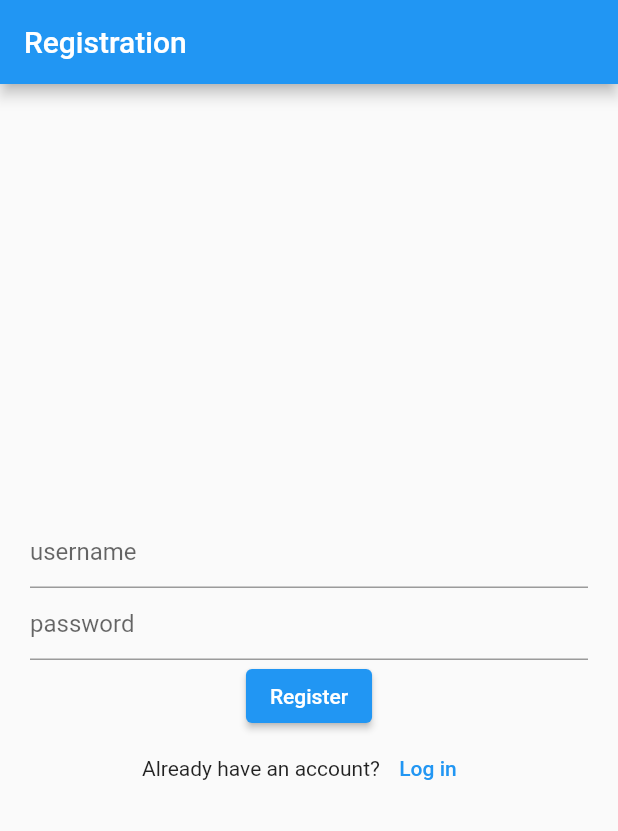
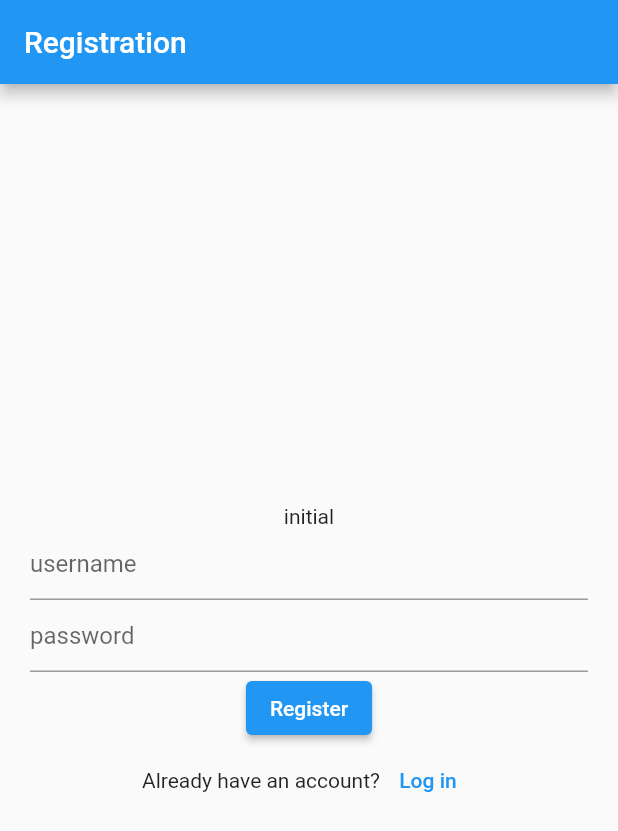
Before and after one commit to filiphrstic/dreamtask, a Flutter app: the screen it shows after launch, after a tap on "Log in", after a tap on "Register", on a phone screen of 412 x 824 dp. Shown: the top 831 px of the screen. Run offline on Flutter 3.47's test engine with Material 2 defaults, Android fonts, the phone set to English and light mode, and no system bars; our stand-ins replace bloc, dio, flutter_bloc; generated files the repository leaves out were written again; network calls fail.

Commit message:
feat - login and signup api calls

```diff
--- a/dreamtask/lib/src/login/bloc/login_bloc.dart
+++ b/dreamtask/lib/src/login/bloc/login_bloc.dart
@@ -34,12 +34,27 @@ class LoginBloc extends Bloc<LoginEvent, LoginState> {
       try {
         emit(LoginLoading());
         Response response = await dio.post(
-            'https://tictactoe.aboutdream.io/login/',
-            data: {'username': event.username, 'password': event.password});
+          'https://tictactoe.aboutdream.io/login/',
+          data: {'username': event.username, 'password': event.password},
+        );
         if (response.statusCode == 200) {
           emit(SuccessfulLoginState(response.data));
-        } else {
-          emit(ErrorLoginState('Error, status code: ${response.statusCode}'));
+        }
+      } catch (e) {
+        emit(ErrorLoginState(e.toString()));
+        print(e);
+      }
+    });
+
+    on<UserRegistrationEvent>((event, emit) async {
+      try {
+        emit(LoginLoading());
+        Response response = await dio.post(
+          'https://tictactoe.aboutdream.io/register/',
+          data: {'username': event.username, 'password': event.password},
+        );
+        if (response.statusCode == 200) {
+          emit(SuccessfulRegistrationState());
         }
       } catch (e) {
         emit(ErrorLoginState(e.toString()));
--- a/dreamtask/lib/src/login/bloc/login_event.dart
+++ b/dreamtask/lib/src/login/bloc/login_event.dart
@@ -9,3 +9,10 @@ class UserLoginEvent extends LoginEvent {
 
   UserLoginEvent(this.username, this.password);
 }
+
+class UserRegistrationEvent extends LoginEvent {
+  final String username;
+  final String password;
+
+  UserRegistrationEvent(this.username, this.password);
+}
--- a/dreamtask/lib/src/login/bloc/login_state.dart
+++ b/dreamtask/lib/src/login/bloc/login_state.dart
@@ -13,6 +13,10 @@ class SuccessfulLoginState extends LoginState {
   SuccessfulLoginState(this.loginResponse);
 }
 
+class SuccessfulRegistrationState extends LoginState {
+  SuccessfulRegistrationState();
+}
+
 class ErrorLoginState extends LoginState {
   final String loginError;
 
--- a/dreamtask/lib/src/login/login_screen.dart
+++ b/dreamtask/lib/src/login/login_screen.dart
@@ -5,7 +5,7 @@ import 'package:flutter_bloc/flutter_bloc.dart';
 
 class LoginScreen extends StatefulWidget {
   static const routeName = '/login';
-  LoginScreen({
+  const LoginScreen({
     super.key,
   });
 
@@ -54,15 +54,16 @@ class _LoginScreenState extends State<LoginScreen> {
                           return Text('initial');
                         }
                         if (state is LoginLoading) {
-                          // return CircularProgressIndicator();
-                          return Text('loading');
+                          return CircularProgressIndicator();
+                          // return Text('loading');
                         }
                         if (state is SuccessfulLoginState) {
                           return Text('Login successfull' +
                               state.loginResponse.toString());
                         }
                         if (state is ErrorLoginState) {
-                          return Text(state.loginError);
+                          return Text('Error: ${state.loginError}');
+                          // return Text()
                         } else
                           return Text('Unhandled state');
                       }),
--- a/dreamtask/lib/src/login/registration_screen.dart
+++ b/dreamtask/lib/src/login/registration_screen.dart
@@ -1,19 +1,30 @@
+import 'package:dreamtask/src/login/bloc/login_bloc.dart';
 import 'package:dreamtask/src/login/login_screen.dart';
 import 'package:flutter/material.dart';
+import 'package:flutter_bloc/flutter_bloc.dart';
 
-/// Displays a list of SampleItems.
-class RegistrationScreen extends StatelessWidget {
-  RegistrationScreen({
+class RegistrationScreen extends StatefulWidget {
+  static const routeName = '/registration';
+  const RegistrationScreen({
     super.key,
   });
 
-  static const routeName = '/registration';
+  @override
+  State<StatefulWidget> createState() => _RegistrationScreenState();
+}
+
+class _RegistrationScreenState extends State<RegistrationScreen> {
+  @override
+  void initState() {
+    super.initState();
+  }
 
   final registrationUsernameController = TextEditingController();
   final registrationPasswordController = TextEditingController();
 
   @override
   Widget build(BuildContext context) {
+    final loginBloc = LoginBloc();
     return GestureDetector(
       onTap: () => FocusManager.instance.primaryFocus?.unfocus(),
       child: Scaffold(
@@ -32,6 +43,40 @@ class RegistrationScreen extends StatelessWidget {
                 mainAxisAlignment: MainAxisAlignment.center,
                 crossAxisAlignment: CrossAxisAlignment.center,
                 children: [
+                  BlocProvider(
+                    create: (context) => loginBloc,
+                    child: BlocListener<LoginBloc, LoginState>(
+                      listener: (context, state) {},
+                      child: BlocBuilder<LoginBloc, LoginState>(
+                          builder: (context, state) {
+                        if (state is LoginInitial) {
+                          return Text('initial');
+                        }
+                        if (state is LoginLoading) {
+                          return CircularProgressIndicator();
+                          // return Text('loading');
+                        }
+                        if (state is SuccessfulRegistrationState) {
+                          return Column(
+                            children: [
+                              Text('Registration successfull'),
+                              TextButton(
+                                  onPressed: () {
+                                    Navigator.popAndPushNamed(
+                                        context, LoginScreen.routeName);
+                                  },
+                                  child: Text('Please log in'))
+                            ],
+                          );
+                        }
+                        if (state is ErrorLoginState) {
+                          return Text('Error: ${state.loginError}');
+                          // return Text()
+                        } else
+                          return Text('Unhandled state');
+                      }),
+                    ),
+                  ),
                   Padding(
                     padding: const EdgeInsets.symmetric(horizontal: 20.0),
                     child: TextFormField(
@@ -47,7 +92,12 @@ class RegistrationScreen extends StatelessWidget {
                     ),
                   ),
                   ElevatedButton(
-                      onPressed: () {}, child: const Text('Register')),
+                      onPressed: () {
+                        loginBloc.add(UserRegistrationEvent(
+                            registrationUsernameController.text,
+                            registrationPasswordController.text));
+                      },
+                      child: const Text('Register')),
                   Row(mainAxisAlignment: MainAxisAlignment.center, children: [
                     const Text('Already have an account?'),
                     TextButton(
```
